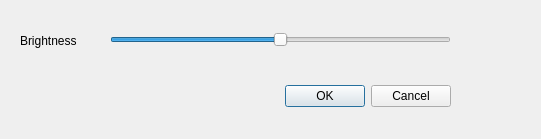
This is forms/brightnessdialog.ui in amothm80/QtIPEP as Qt 5 draws it before an edit. The edited form follows.
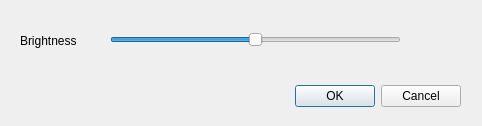
This is the edited form.

Commit message: fixed RGB and brightness bugs

```diff
--- a/forms/brightnessdialog.ui
+++ b/forms/brightnessdialog.ui
@@ -6,8 +6,8 @@
    <rect>
     <x>0</x>
     <y>0</y>
-    <width>541</width>
-    <height>139</height>
+    <width>482</width>
+    <height>126</height>
    </rect>
   </property>
   <property name="windowTitle">
@@ -16,7 +16,7 @@
   <widget class="QDialogButtonBox" name="buttonBox">
    <property name="geometry">
     <rect>
-     <x>110</x>
+     <x>120</x>
      <y>80</y>
      <width>341</width>
      <height>32</height>
@@ -47,20 +47,33 @@
     <rect>
      <x>110</x>
      <y>30</y>
-     <width>341</width>
+     <width>291</width>
      <height>19</height>
     </rect>
    </property>
    <property name="minimum">
-    <number>-255</number>
+    <number>-50</number>
    </property>
    <property name="maximum">
-    <number>255</number>
+    <number>50</number>
    </property>
    <property name="orientation">
     <enum>Qt::Horizontal</enum>
    </property>
   </widget>
+  <widget class="QLabel" name="brightnessValue">
+   <property name="geometry">
+    <rect>
+     <x>420</x>
+     <y>30</y>
+     <width>47</width>
+     <height>21</height>
+    </rect>
+   </property>
+   <property name="text">
+    <string/>
+   </property>
+  </widget>
  </widget>
  <resources/>
  <connections>
```
Left out of the diff: 20 changed lines with no effect on the pictures. The commit also changes 2 other files.
